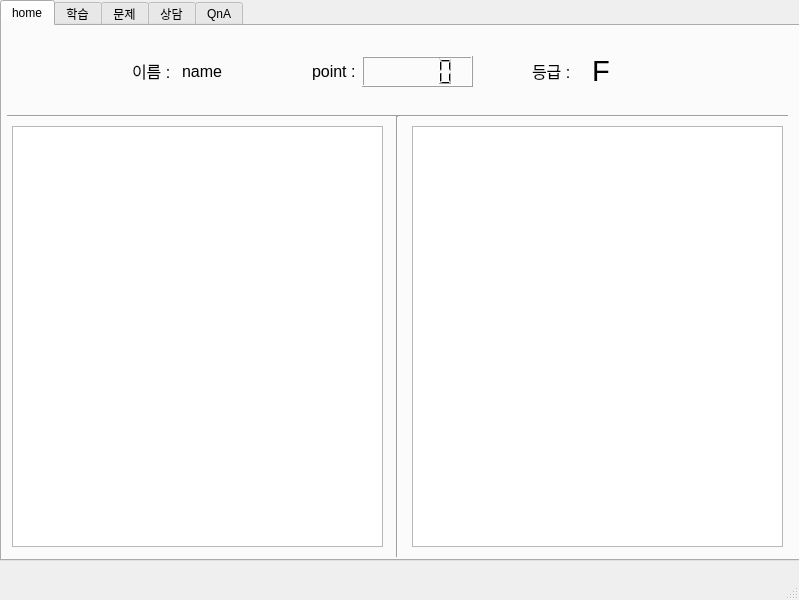
Qt form main.ui (ChoiJiHyeok/APIproject) before a commit.
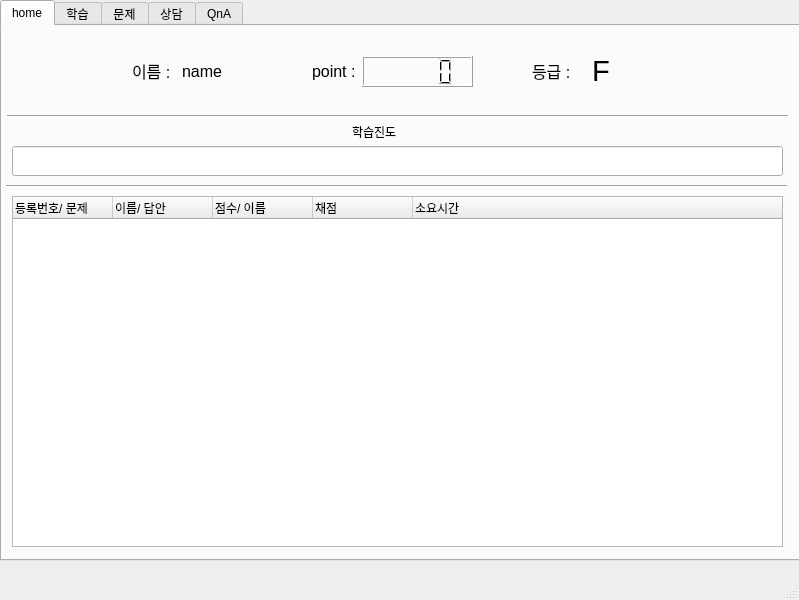
The same form after that commit. The open tabs and pages were chosen to show the change.

Commit message: 230211 ui 수정

```diff
--- a/main.ui
+++ b/main.ui
@@ -358,38 +358,94 @@
          <string>F</string>
         </property>
        </widget>
+       <widget class="QLineEdit" name="stw_h_progress">
+        <property name="geometry">
+         <rect>
+          <x>10</x>
+          <y>120</y>
+          <width>771</width>
+          <height>30</height>
+         </rect>
+        </property>
+        <property name="text">
+         <string/>
+        </property>
+       </widget>
        <widget class="Line" name="line_12">
         <property name="geometry">
          <rect>
-          <x>385</x>
-          <y>90</y>
-          <width>20</width>
-          <height>441</height>
+          <x>4</x>
+          <y>150</y>
+          <width>781</width>
+          <height>20</height>
          </rect>
         </property>
         <property name="orientation">
-         <enum>Qt::Vertical</enum>
+         <enum>Qt::Horizontal</enum>
         </property>
        </widget>
-       <widget class="QTableWidget" name="stw_h_score">
+       <widget class="QLabel" name="label_9">
         <property name="geometry">
          <rect>
-          <x>410</x>
+          <x>350</x>
           <y>100</y>
-          <width>371</width>
-          <height>421</height>
+          <width>56</width>
+          <height>12</height>
          </rect>
         </property>
+        <property name="text">
+         <string>학습진도</string>
+        </property>
        </widget>
-       <widget class="QTableWidget" name="stw_h_progress">
+       <widget class="QTreeWidget" name="stw_h_score">
         <property name="geometry">
          <rect>
           <x>10</x>
-          <y>100</y>
-          <width>371</width>
-          <height>421</height>
+          <y>170</y>
+          <width>771</width>
+          <height>351</height>
          </rect>
         </property>
+        <property name="editTriggers">
+         <set>QAbstractItemView::NoEditTriggers</set>
+        </property>
+        <attribute name="headerCascadingSectionResizes">
+         <bool>false</bool>
+        </attribute>
+        <attribute name="headerHighlightSections">
+         <bool>true</bool>
+        </attribute>
+        <attribute name="headerShowSortIndicator" stdset="0">
+         <bool>false</bool>
+        </attribute>
+        <attribute name="headerStretchLastSection">
+         <bool>true</bool>
+        </attribute>
+        <column>
+         <property name="text">
+          <string>등록번호/ 문제</string>
+         </property>
+        </column>
+        <column>
+         <property name="text">
+          <string>이름/ 답안</string>
+         </property>
+        </column>
+        <column>
+         <property name="text">
+          <string>점수/ 이름</string>
+         </property>
+        </column>
+        <column>
+         <property name="text">
+          <string>채점</string>
+         </property>
+        </column>
+        <column>
+         <property name="text">
+          <string>소요시간</string>
+         </property>
+        </column>
        </widget>
       </widget>
       <widget class="QWidget" name="tab_2">
```
Left out of the diff: 4 changed lines with no effect on the pictures. The commit also changes 1 other file.
